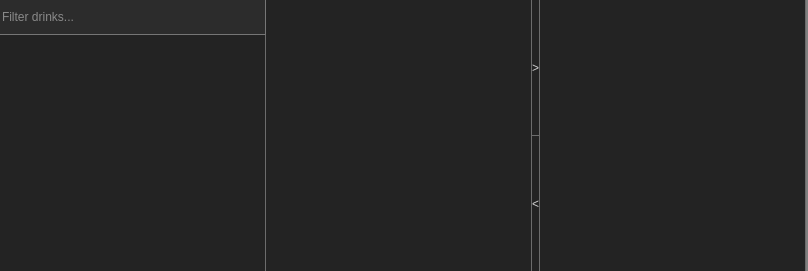
Qt form src/ui/game/drinkswidget.ui (lbproductions/psnewmodel) before a commit.
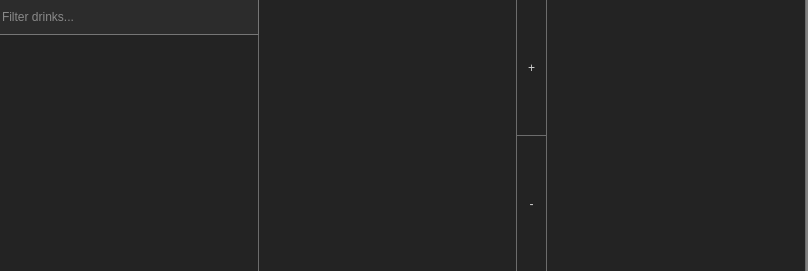
The same form after that commit. Icons and pictures are not drawn.

Commit message: Adding drinks with double-click

Diff of the .ui file:
```diff
--- a/src/ui/game/drinkswidget.ui
+++ b/src/ui/game/drinkswidget.ui
@@ -252,16 +252,22 @@
         <item>
          <widget class="QPushButton" name="pushButtonAdd">
           <property name="sizePolicy">
-           <sizepolicy hsizetype="Minimum" vsizetype="Minimum">
+           <sizepolicy hsizetype="Expanding" vsizetype="Expanding">
             <horstretch>0</horstretch>
             <verstretch>0</verstretch>
            </sizepolicy>
           </property>
+          <property name="minimumSize">
+           <size>
+            <width>30</width>
+            <height>0</height>
+           </size>
+          </property>
           <property name="focusPolicy">
            <enum>Qt::ClickFocus</enum>
           </property>
           <property name="text">
-           <string>&gt;</string>
+           <string>+</string>
           </property>
           <property name="flat">
            <bool>true</bool>
@@ -271,7 +277,7 @@
         <item>
          <widget class="QPushButton" name="pushButtonRemove">
           <property name="sizePolicy">
-           <sizepolicy hsizetype="Minimum" vsizetype="Minimum">
+           <sizepolicy hsizetype="Expanding" vsizetype="Expanding">
             <horstretch>0</horstretch>
             <verstretch>0</verstretch>
            </sizepolicy>
@@ -280,7 +286,7 @@
            <enum>Qt::ClickFocus</enum>
           </property>
           <property name="text">
-           <string>&lt;</string>
+           <string>-</string>
           </property>
           <property name="flat">
            <bool>true</bool>
```
The commit also changes 2 other files.
